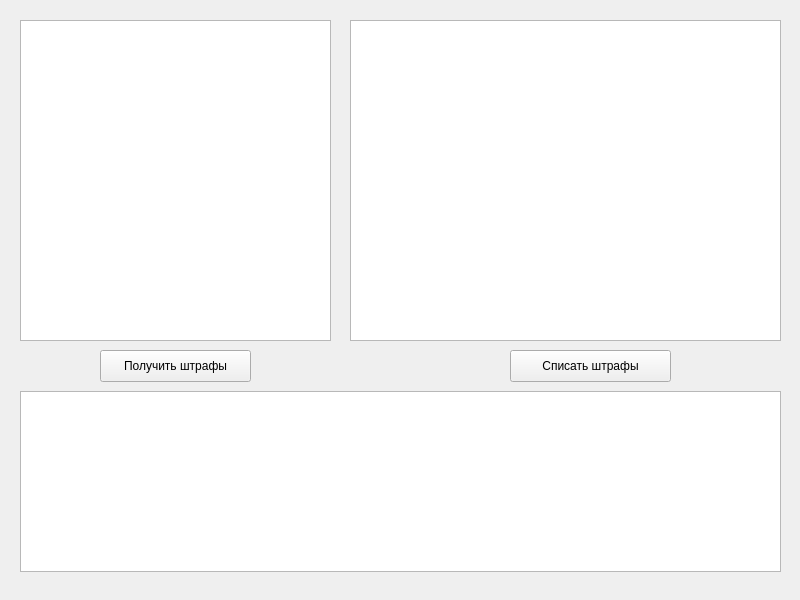
Above: product_scraper/product_scraper/spiders/fines.ui from KashN9sh/Ya-taxi-way2pdf before the change. Below: the same form after it.
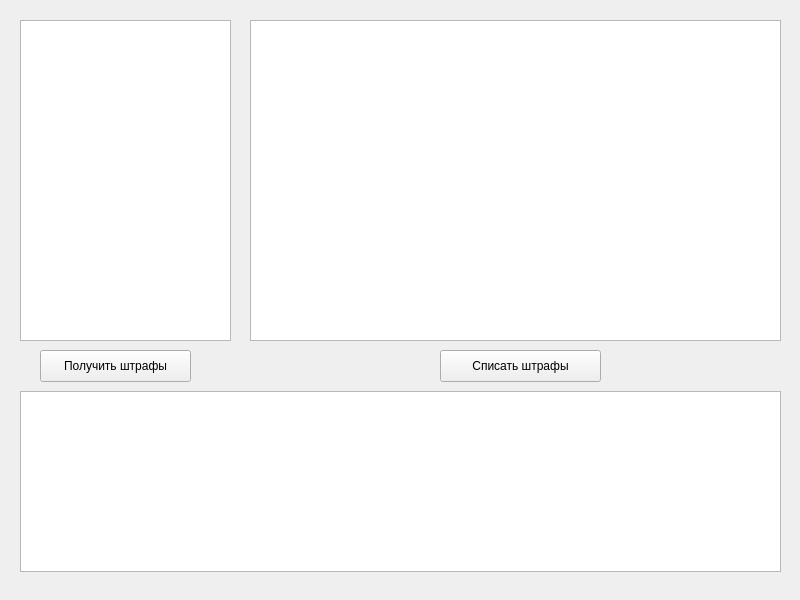
That is the form after the change.

```diff
--- a/product_scraper/product_scraper/spiders/fines.ui
+++ b/product_scraper/product_scraper/spiders/fines.ui
@@ -25,7 +25,7 @@
      <rect>
       <x>20</x>
       <y>20</y>
-      <width>311</width>
+      <width>211</width>
       <height>321</height>
      </rect>
     </property>
@@ -33,9 +33,9 @@
    <widget class="QListWidget" name="listWidget_2">
     <property name="geometry">
      <rect>
-      <x>350</x>
+      <x>250</x>
       <y>20</y>
-      <width>431</width>
+      <width>531</width>
       <height>321</height>
      </rect>
     </property>
@@ -43,7 +43,7 @@
    <widget class="QPushButton" name="BtnGetFines">
     <property name="geometry">
      <rect>
-      <x>100</x>
+      <x>40</x>
       <y>350</y>
       <width>151</width>
       <height>32</height>
@@ -56,7 +56,7 @@
    <widget class="QPushButton" name="BtgEbatShtrule1">
     <property name="geometry">
      <rect>
-      <x>510</x>
+      <x>440</x>
       <y>350</y>
       <width>161</width>
       <height>32</height>
```
